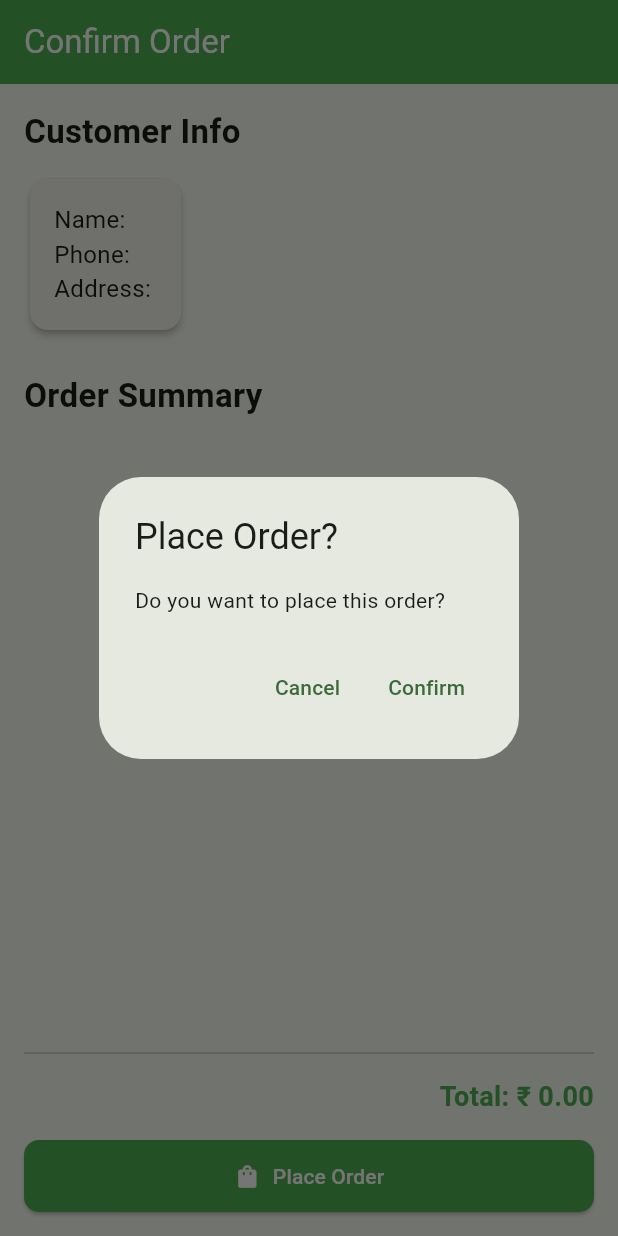
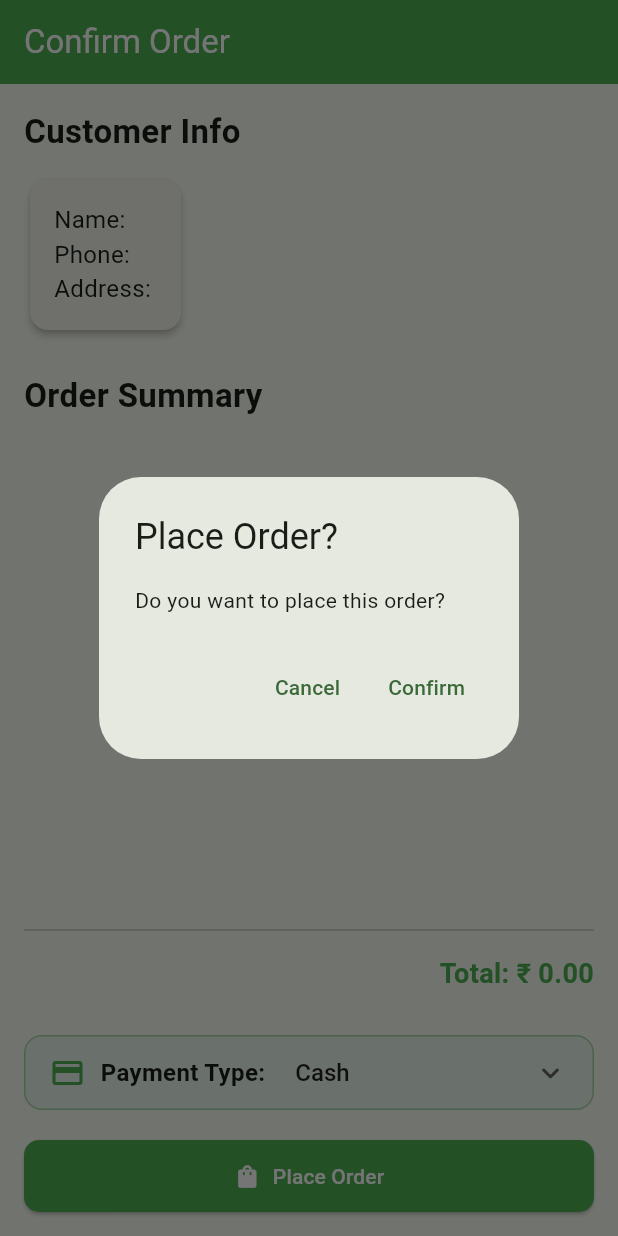
Before and after one commit to SagarBChauhan/bilipatra_retail_counter, a Flutter app: the ConfirmOrderScreen screen opened by its route, after a tap on "Place Order", on a phone screen of 412 x 824 dp. Run offline on Flutter 3.47's test engine with Material 3 defaults, Android fonts, the phone set to English and light mode, and no system bars; our stand-ins replace connectivity_plus, go_router, google_fonts, shared_preferences; missing offline and left inert: blue_thermal_printer; accounts and stored records are empty.

Commit message:
Add option to select payment type

```diff
--- a/lib/screens/confirm_order_screen.dart
+++ b/lib/screens/confirm_order_screen.dart
@@ -1,11 +1,10 @@
-import 'package:flutter/foundation.dart';
 import 'package:flutter/material.dart';
 import 'package:go_router/go_router.dart';
 import 'package:provider/provider.dart';
 
-import '../PrintScreen.dart';
 import '../providers/app_provider.dart';
 import '../services/api_service.dart';
+import '../utils/constants.dart';
 // import 'dart:html' as html;
 
 class ConfirmOrderScreen extends StatefulWidget {
@@ -17,6 +16,7 @@ class ConfirmOrderScreen extends StatefulWidget {
 
 class _ConfirmOrderScreenState extends State<ConfirmOrderScreen> {
   bool _isLoading = false;
+  OrderType _selectedOrderType = OrderType.cash;
 
   Future<void> _placeOrder(user, products) async {
     setState(() => _isLoading = true);
@@ -36,7 +36,7 @@ class _ConfirmOrderScreenState extends State<ConfirmOrderScreen> {
               .toList();
 
       final data = {
-        "order_type": "cash",
+        "order_type": _selectedOrderType.value,
         "order_status": "pending",
         "GST_amount": 0,
         // or calculate accordingly
@@ -195,6 +195,67 @@ class _ConfirmOrderScreenState extends State<ConfirmOrderScreen> {
                     ),
                   ),
                   const SizedBox(height: 8),
+                  Padding(
+                    padding: const EdgeInsets.symmetric(vertical: 12.0),
+                    child: Container(
+                      padding: const EdgeInsets.symmetric(
+                        horizontal: 16,
+                        vertical: 0,
+                      ),
+                      decoration: BoxDecoration(
+                        color: Colors.green.shade50,
+                        borderRadius: BorderRadius.circular(12),
+                        border: Border.all(color: Colors.green.shade200),
+                      ),
+                      child: Row(
+                        children: [
+                          const Icon(Icons.payment, color: Colors.green),
+                          const SizedBox(width: 10),
+                          const Text(
+                            "Payment Type:",
+                            style: TextStyle(
+                              fontSize: 16,
+                              fontWeight: FontWeight.w600,
+                            ),
+                          ),
+                          const SizedBox(width: 20),
+                          Expanded(
+                            child: DropdownButtonHideUnderline(
+                              child: DropdownButton<OrderType>(
+                                value: _selectedOrderType,
+                                isExpanded: true,
+                                icon: const Icon(
+                                  Icons.keyboard_arrow_down_rounded,
+                                ),
+                                dropdownColor: Colors.white,
+                                borderRadius: BorderRadius.circular(12),
+                                style: const TextStyle(
+                                  fontSize: 16,
+                                  fontWeight: FontWeight.w500,
+                                  color: Colors.black87,
+                                ),
+                                onChanged: (OrderType? newValue) {
+                                  if (newValue != null) {
+                                    setState(() {
+                                      _selectedOrderType = newValue;
+                                    });
+                                  }
+                                },
+                                items:
+                                    OrderType.values.map((OrderType type) {
+                                      return DropdownMenuItem<OrderType>(
+                                        value: type,
+                                        child: Text(type.label),
+                                      );
+                                    }).toList(),
+                              ),
+                            ),
+                          ),
+                        ],
+                      ),
+                    ),
+                  ),
+                  const SizedBox(height: 8),
                   Row(
                     children: [
                       Expanded(
--- a/lib/utils/constants.dart
+++ b/lib/utils/constants.dart
@@ -5,3 +5,20 @@ int MIN_FREE_AMOUNT = 300;
 int DELIVERY_CHARGE = 30;
 final String USER_DATA = "userResponse";
 final String EMPLOYEE_DATA = "EMPLOYEE_DATA";
+
+enum OrderType { cash, online }
+
+extension OrderTypeExtension on OrderType {
+  String get label {
+    switch (this) {
+      case OrderType.cash:
+        return 'Cash';
+      case OrderType.online:
+        return 'Online';
+    }
+  }
+
+  String get value {
+    return toString().split('.').last;
+  }
+}
```
